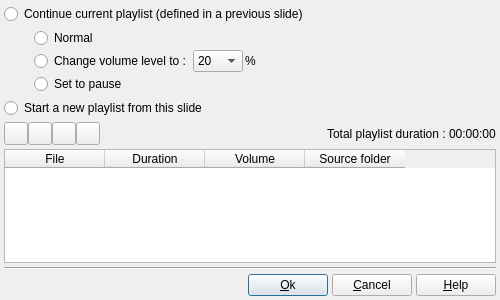
The window that DlgMusicProperties.ui (boenki/ffdiaporama) describes before a commit, drawn with Qt 5.
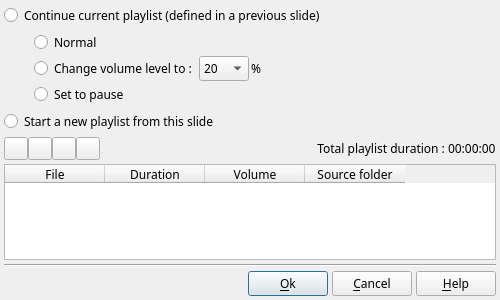
The same window after the commit. Icons and pictures are not drawn.

Commit message: Correction d'un bug dans les boites de modif : l'image affichée n'est pas la bonne suite à la fusion des onglets Passage des polices de toutes les boites de dialogue à "Sans Serif" pour supprimer la dépendance à la police Ubuntu

The edit to the form file:
```diff
--- a/DlgMusicProperties.ui
+++ b/DlgMusicProperties.ui
@@ -18,6 +18,7 @@
   </property>
   <property name="font">
    <font>
+    <family>Sans Serif</family>
     <pointsize>9</pointsize>
    </font>
   </property>
```
The commit also changes 25 other files.
